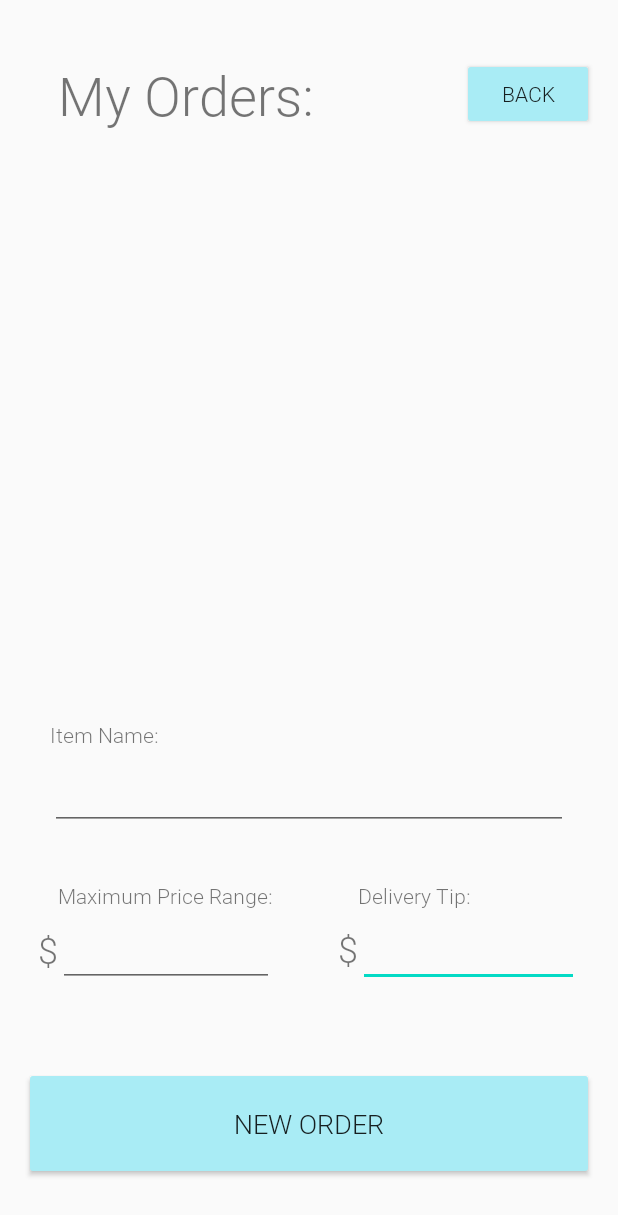
After one commit to benji-li/Grocer-App, an Android app: the layout activity_order_page.xml on its own in the app's theme, with its tools: preview values and no code run, on a phone screen of 412 x 824 dp. The commit adds this screen. Shown: the top 1215 px of the screen. Run offline under Robolectric (Android 15) with nearby library versions, the phone set to English and light mode, and no system bars; Roboto replaces fonts that are not available here.

Commit message:
Implemented orders

```diff
--- a/app/src/main/AndroidManifest.xml
+++ b/app/src/main/AndroidManifest.xml
@@ -8,6 +8,8 @@
         android:roundIcon="@mipmap/ic_launcher_round"
         android:supportsRtl="true"
         android:theme="@style/AppTheme">
+        <activity android:name=".OrderPageActivity"></activity>
+        <activity android:name=".OrderActivity" />
         <activity android:name=".EditProfileActivity" />
         <activity android:name=".HomepageActivity" />
         <activity android:name=".MainActivity">
--- /dev/null
+++ b/app/src/main/res/layout/activity_order_page.xml
@@ -0,0 +1,140 @@
+<?xml version="1.0" encoding="utf-8"?>
+<androidx.constraintlayout.widget.ConstraintLayout xmlns:android="http://schemas.android.com/apk/res/android"
+    xmlns:app="http://schemas.android.com/apk/res-auto"
+    xmlns:tools="http://schemas.android.com/tools"
+    android:layout_width="match_parent"
+    android:layout_height="match_parent"
+    android:layout_marginLeft="16dp"
+    android:layout_marginRight="16dp"
+    tools:context=".OrderPageActivity">
+
+    <TextView
+        android:id="@+id/my_orders_text"
+        android:layout_width="wrap_content"
+        android:layout_height="wrap_content"
+        android:fontFamily="@font/roboto_light"
+        android:text="@string/my_orders"
+        android:textSize="36sp"
+        app:layout_constraintBottom_toBottomOf="parent"
+        app:layout_constraintEnd_toEndOf="parent"
+        app:layout_constraintHorizontal_bias="0.109"
+        app:layout_constraintStart_toStartOf="parent"
+        app:layout_constraintTop_toTopOf="parent"
+        app:layout_constraintVertical_bias="0.050000012" />
+
+    <Button
+        android:id="@+id/new_order"
+        android:layout_width="0dp"
+        android:layout_height="75dp"
+        android:backgroundTint="@color/buttonAccent"
+        android:fontFamily="@font/roboto_light"
+        android:text="@string/new_order"
+        android:textSize="18sp"
+        app:layout_constraintBottom_toBottomOf="parent"
+        app:layout_constraintEnd_toEndOf="parent"
+        app:layout_constraintHorizontal_bias="0.0"
+        app:layout_constraintStart_toStartOf="parent"
+        app:layout_constraintTop_toTopOf="parent"
+        app:layout_constraintVertical_bias="0.95" />
+
+    <EditText
+        android:id="@+id/tip_amount"
+        android:layout_width="147dp"
+        android:layout_height="51dp"
+        android:ems="10"
+        android:inputType="numberDecimal"
+        app:layout_constraintBottom_toTopOf="@+id/new_order"
+        app:layout_constraintEnd_toEndOf="parent"
+        app:layout_constraintHorizontal_bias="0.845"
+        app:layout_constraintStart_toEndOf="@+id/max_price"
+        app:layout_constraintTop_toBottomOf="@+id/item_name" />
+
+    <EditText
+        android:id="@+id/max_price"
+        android:layout_width="144dp"
+        android:layout_height="51dp"
+        android:ems="10"
+        android:inputType="numberDecimal"
+        app:layout_constraintBottom_toTopOf="@+id/new_order"
+        app:layout_constraintEnd_toEndOf="parent"
+        app:layout_constraintHorizontal_bias="0.097"
+        app:layout_constraintStart_toStartOf="parent"
+        app:layout_constraintTop_toBottomOf="@+id/item_name" />
+
+    <TextView
+        android:id="@+id/tip_dollar_sign"
+        android:layout_width="wrap_content"
+        android:layout_height="wrap_content"
+        android:fontFamily="@font/roboto_light"
+        android:text="@string/dollar_sign"
+        android:textSize="24sp"
+        app:layout_constraintBottom_toBottomOf="@+id/max_price"
+        app:layout_constraintEnd_toStartOf="@+id/max_price"
+        app:layout_constraintTop_toTopOf="@+id/max_price"
+        app:layout_constraintVertical_bias="0.526" />
+
+    <TextView
+        android:id="@+id/max_price_label"
+        android:layout_width="wrap_content"
+        android:layout_height="wrap_content"
+        android:fontFamily="@font/roboto_light"
+        android:text="@string/max_price"
+        app:layout_constraintBottom_toTopOf="@+id/max_price"
+        app:layout_constraintStart_toStartOf="@+id/max_price" />
+
+    <TextView
+        android:id="@+id/tip_amount_label"
+        android:layout_width="wrap_content"
+        android:layout_height="wrap_content"
+        android:fontFamily="@font/roboto_light"
+        android:text="@string/delivery_tip"
+        app:layout_constraintBottom_toTopOf="@+id/tip_amount"
+        app:layout_constraintStart_toStartOf="@+id/tip_amount" />
+
+    <TextView
+        android:id="@+id/maxprice_dollar_sign"
+        android:layout_width="wrap_content"
+        android:layout_height="wrap_content"
+        android:fontFamily="@font/roboto_light"
+        android:text="@string/dollar_sign"
+        android:textSize="24sp"
+        app:layout_constraintBottom_toBottomOf="@+id/tip_amount"
+        app:layout_constraintEnd_toStartOf="@+id/tip_amount"
+        app:layout_constraintTop_toTopOf="@+id/tip_amount" />
+    <Button
+        android:id="@+id/back_button"
+        android:layout_width="wrap_content"
+        android:layout_height="wrap_content"
+        android:backgroundTint="@color/buttonAccent"
+        android:fontFamily="@font/roboto_light"
+        android:text="@string/back"
+        app:layout_constraintBottom_toBottomOf="parent"
+        app:layout_constraintEnd_toEndOf="parent"
+        app:layout_constraintHorizontal_bias="1.0"
+        app:layout_constraintStart_toEndOf="@+id/my_orders_text"
+        app:layout_constraintTop_toTopOf="parent"
+        app:layout_constraintVertical_bias="0.050000012" />
+
+    <EditText
+        android:id="@+id/item_name"
+        android:layout_width="345dp"
+        android:layout_height="54dp"
+        android:ems="10"
+        android:inputType="textPersonName"
+        app:layout_constraintBottom_toTopOf="@+id/new_order"
+        app:layout_constraintEnd_toEndOf="parent"
+        app:layout_constraintStart_toStartOf="parent"
+        app:layout_constraintTop_toTopOf="parent"
+        app:layout_constraintVertical_bias="0.76" />
+
+    <TextView
+        android:id="@+id/item_name_label"
+        android:layout_width="wrap_content"
+        android:layout_height="wrap_content"
+        android:fontFamily="@font/roboto_light"
+        android:text="@string/item_name"
+        app:layout_constraintBottom_toTopOf="@+id/item_name"
+        app:layout_constraintStart_toStartOf="@+id/item_name" />
+
+
+</androidx.constraintlayout.widget.ConstraintLayout>
--- a/app/src/main/res/values/strings.xml
+++ b/app/src/main/res/values/strings.xml
@@ -16,4 +16,11 @@
     <string name="deliver_description">Deliver</string>
     <string name="order_description">Image for Order</string>
     <string name="home">Home</string>
+    <string name="my_orders">My Orders:</string>
+    <string name="new_order">New Order</string>
+    <string name="max_price">Maximum Price Range:</string>
+    <string name="delivery_tip">Delivery Tip:</string>
+    <string name="dollar_sign">$</string>
+    <string name="back">Back</string>
+    <string name="item_name">Item Name:</string>
 </resources>
```
Also changed, not shown: app/src/main/java/com/alpaca/android/grocer/HomepageActivity.kt (+11 -0 lines), app/src/main/java/com/alpaca/android/grocer/OrderPageActivity.kt (added, +108 -0 lines), app/src/main/res/layout/activity_homepage.xml (+6 -5 lines).
